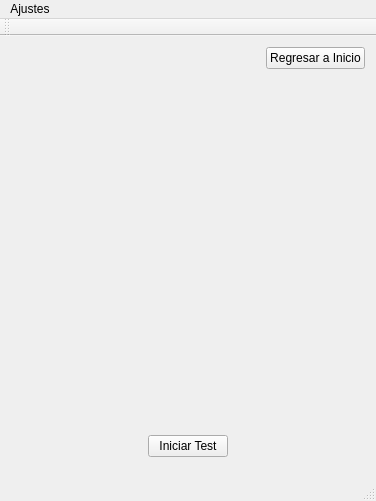
Above: mainwindow.ui from hectorda/Bio-Feedback before the change. Below: the same form after it.
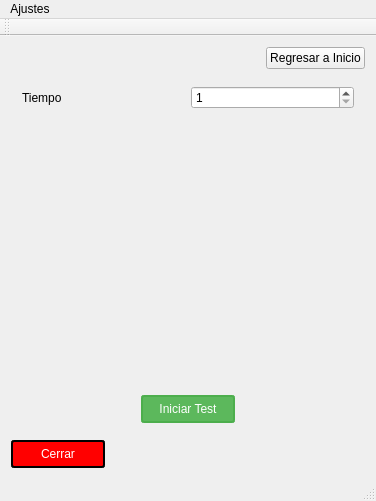
That is the form after the change. The open tabs and pages were chosen to show the change. Icons and pictures are not drawn.

```diff
--- a/mainwindow.ui
+++ b/mainwindow.ui
@@ -56,10 +56,53 @@
     <item>
      <widget class="QStackedWidget" name="stackedWidget">
       <property name="currentIndex">
-       <number>1</number>
+       <number>0</number>
       </property>
+      <widget class="QWidget" name="widgetWelcome">
+       <widget class="QLabel" name="label_2">
+        <property name="geometry">
+         <rect>
+          <x>120</x>
+          <y>120</y>
+          <width>111</width>
+          <height>41</height>
+         </rect>
+        </property>
+        <property name="styleSheet">
+         <string notr="true">QLabel{
+	
+	color: qlineargradient(spread:pad, x1:0, y1:0, x2:0, y2:1, stop:0 rgba(255, 0, 0, 255), stop:0.339795 rgba(255, 0, 0, 255), stop:0.339799 rgba(255, 255, 255, 255), stop:0.662444 rgba(255, 255, 255, 255), stop:0.662469 rgba(0, 0, 255, 255), stop:1 rgba(0, 0, 255, 255));
+	font: 75 14pt &quot;MS Shell Dlg 2&quot;;
+}</string>
+        </property>
+        <property name="text">
+         <string>Bienvenido</string>
+        </property>
+       </widget>
+      </widget>
       <widget class="QWidget" name="widgetHome">
        <layout class="QVBoxLayout" name="verticalLayout_3">
+        <item>
+         <layout class="QHBoxLayout" name="horizontalLayout_3">
+          <item>
+           <widget class="QLabel" name="label_3">
+            <property name="text">
+             <string>Tiempo</string>
+            </property>
+           </widget>
+          </item>
+          <item>
+           <widget class="QSpinBox" name="spinBoxTime">
+            <property name="minimum">
+             <number>1</number>
+            </property>
+            <property name="maximum">
+             <number>500</number>
+            </property>
+           </widget>
+          </item>
+         </layout>
+        </item>
         <item>
          <spacer name="verticalSpacer">
           <property name="orientation">
@@ -90,6 +133,25 @@
           </item>
           <item>
            <widget class="QPushButton" name="pushButtonStartTest">
+            <property name="styleSheet">
+             <string notr="true">QPushButton{
+color : white;
+background-color: #5cb85c;
+border: 2px solid #4cae4c;
+border-radius: 3px;
+padding: 5px;
+min-width: 80px;
+}
+
+QPushButton:hover {
+background-color: #47a447;
+border: 2px solid #398439;
+}
+
+QPushButton:pressed {
+border: 3px solid #398439;
+}</string>
+            </property>
             <property name="text">
              <string>Iniciar Test</string>
             </property>
@@ -115,7 +177,7 @@
       <widget class="QWidget" name="widgetTest">
        <layout class="QVBoxLayout" name="verticalLayout_2">
         <item>
-         <widget class="QWidget" name="widget" native="true">
+         <widget class="QWidget" name="Graphic" native="true">
           <layout class="QVBoxLayout" name="verticalLayout_4"/>
          </widget>
         </item>
@@ -149,11 +211,52 @@
          </widget>
         </item>
        </layout>
-       <zorder>pushButtonHome</zorder>
-       <zorder>label</zorder>
       </widget>
      </widget>
     </item>
+    <item>
+     <layout class="QHBoxLayout" name="horizontalLayout_6">
+      <item>
+       <widget class="QPushButton" name="pushButtonExit">
+        <property name="styleSheet">
+         <string notr="true">QPushButton{
+color : white;
+background-color: rgb(255, 0, 0);
+border: 2px solid;
+border-radius: 3px;
+padding: 5px;
+min-width: 80px;
+}
+
+QPushButton:hover {
+background-color: rgb(170, 0, 0);
+border: 2px solid ;
+}
+
+QPushButton:pressed {
+border: 3px solid rgb(102, 0, 0);
+}</string>
+        </property>
+        <property name="text">
+         <string>Cerrar</string>
+        </property>
+       </widget>
+      </item>
+      <item>
+       <spacer name="horizontalSpacer_4">
+        <property name="orientation">
+         <enum>Qt::Horizontal</enum>
+        </property>
+        <property name="sizeHint" stdset="0">
+         <size>
+          <width>40</width>
+          <height>20</height>
+         </size>
+        </property>
+       </spacer>
+      </item>
+     </layout>
+    </item>
    </layout>
   </widget>
   <widget class="QMenuBar" name="menuBar">
```
